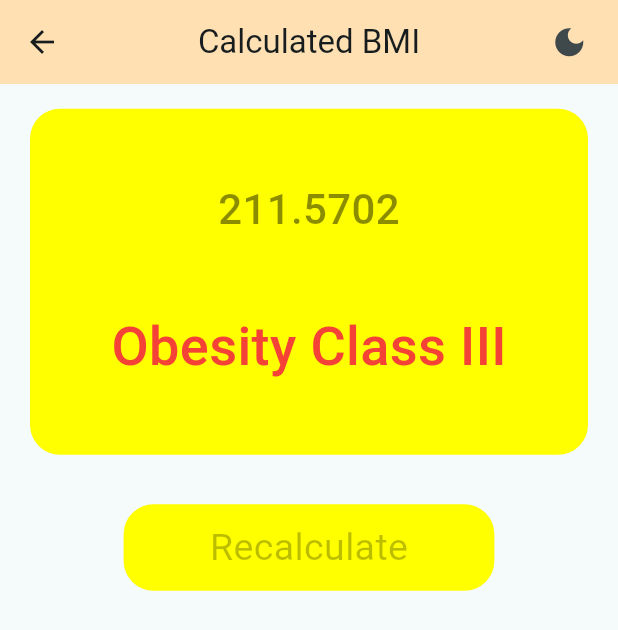
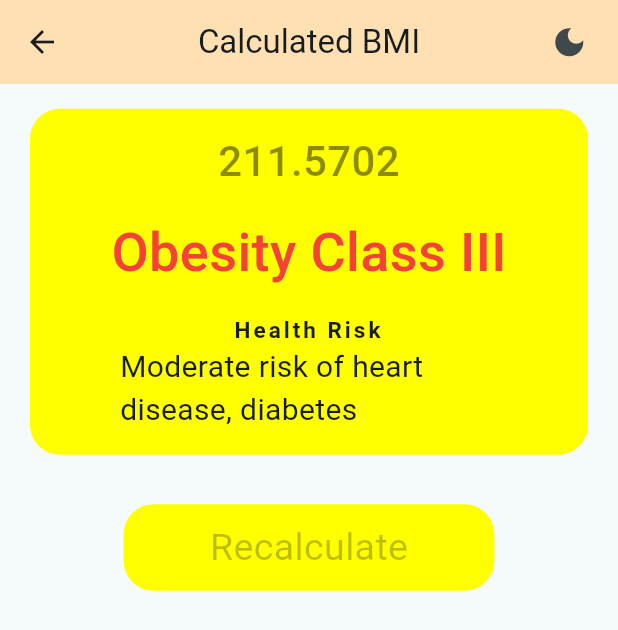
Before and after one commit to Ratndeep1999/bmi_calculator, a Flutter app: the screen it shows after launch, after a tap on "Calculate", on a phone screen of 412 x 824 dp. Shown: the top 630 px of the screen. Run offline on Flutter 3.47's test engine with Material 3 defaults, Android fonts, the phone set to English and light mode, and no system bars.

Commit message:
calculated_bmi_result_page.dart : Ui change and bhi show, categories add, health risk add,

```diff
--- a/lib/calculated_bmi_result_page.dart
+++ b/lib/calculated_bmi_result_page.dart
@@ -72,7 +72,31 @@ class _CalculatedBmiState extends State<CalculatedBmi> {
                       ),
                     ),
 
-
+                    // Health risk
+                    Padding(
+                      padding: const EdgeInsets.symmetric(horizontal: 60),
+                      child: Column(
+                        children: [
+                          const Text(
+                              "Health Risk",
+                              style: TextStyle(
+                                  fontSize: 15,
+                                fontWeight: FontWeight.bold,
+                                letterSpacing: 2.0
+                              ),
+                              textAlign: TextAlign.center
+                          ),
+                          // Health Risk
+                          Text(
+                            'Moderate risk of heart disease, diabetes',
+                            style: TextStyle(
+                                fontSize: 20,
+                                fontWeight: FontWeight.w400
+                            ),
+                          ),
+                        ],
+                      ),
+                    ),
                   ],
                 ),
               ),
```
